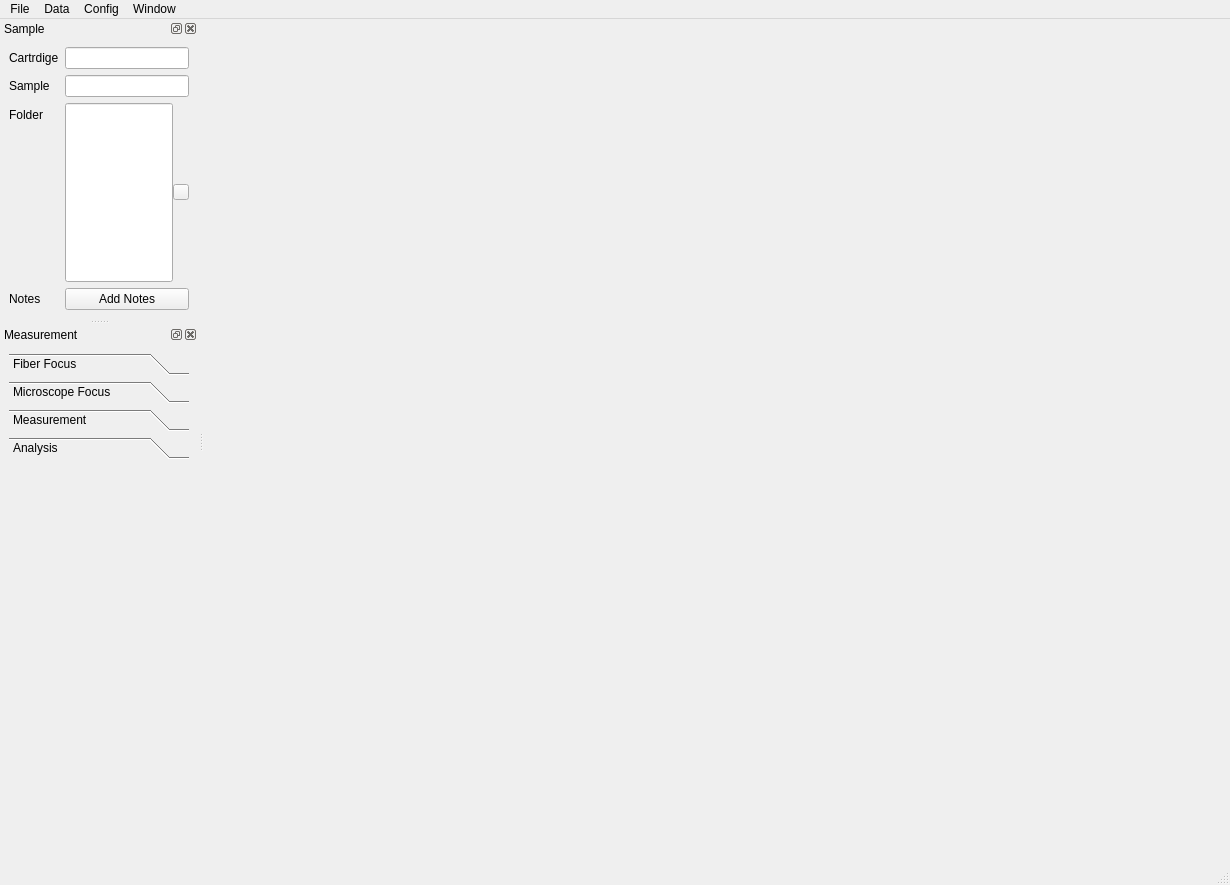
This is dispertech/view/GUI/DispertechWindow.ui in aquilesC/DisperPy as Qt 5 draws it before an edit. The edited form follows.
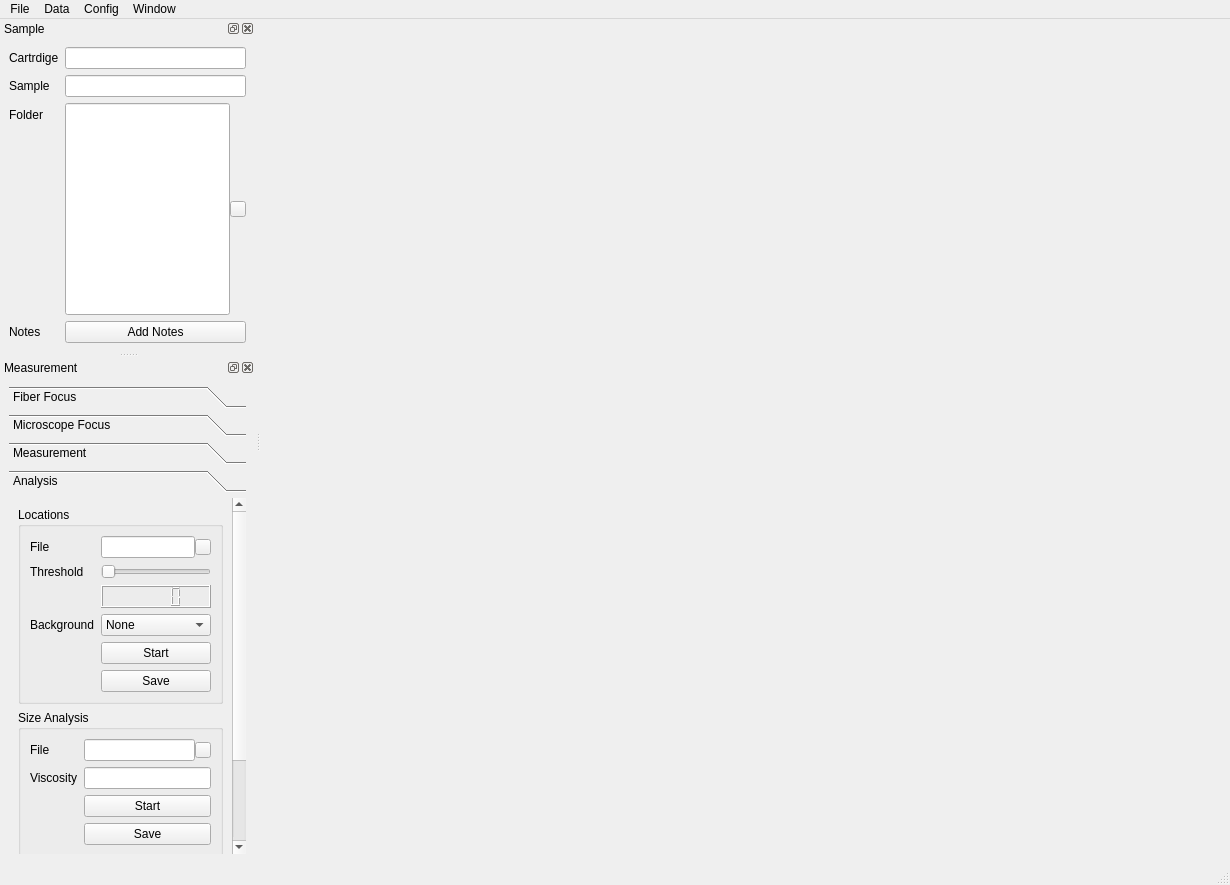
This is the edited form. The open tabs and pages were chosen to show the change. Icons and pictures are not drawn.

Commit message: Work on new single window for experiment

```diff
--- a/dispertech/view/GUI/DispertechWindow.ui
+++ b/dispertech/view/GUI/DispertechWindow.ui
@@ -299,25 +299,288 @@
         </layout>
        </widget>
        <widget class="QWidget" name="page_4">
+        <property name="geometry">
+         <rect>
+          <x>0</x>
+          <y>0</y>
+          <width>212</width>
+          <height>457</height>
+         </rect>
+        </property>
         <attribute name="label">
          <string>Analysis</string>
         </attribute>
+        <layout class="QVBoxLayout" name="verticalLayout_2">
+         <item>
+          <widget class="QGroupBox" name="groupBox">
+           <property name="title">
+            <string>Locations</string>
+           </property>
+           <layout class="QFormLayout" name="formLayout_7">
+            <item row="0" column="1">
+             <widget class="QWidget" name="widget_2" native="true">
+              <layout class="QHBoxLayout" name="horizontalLayout_2">
+               <property name="spacing">
+                <number>0</number>
+               </property>
+               <property name="leftMargin">
+                <number>0</number>
+               </property>
+               <property name="topMargin">
+                <number>0</number>
+               </property>
+               <property name="rightMargin">
+                <number>0</number>
+               </property>
+               <property name="bottomMargin">
+                <number>0</number>
+               </property>
+               <item>
+                <widget class="QLineEdit" name="lineEdit_6">
+                 <property name="sizePolicy">
+                  <sizepolicy hsizetype="Expanding" vsizetype="Expanding">
+                   <horstretch>0</horstretch>
+                   <verstretch>0</verstretch>
+                  </sizepolicy>
+                 </property>
+                </widget>
+               </item>
+               <item>
+                <widget class="QPushButton" name="pushButton_10">
+                 <property name="maximumSize">
+                  <size>
+                   <width>16</width>
+                   <height>16</height>
+                  </size>
+                 </property>
+                 <property name="styleSheet">
+                  <string notr="true">border-image: url(:/icons/Icons/folder-open.png) 0 0 0 0 strech strech;</string>
+                 </property>
+                 <property name="text">
+                  <string/>
+                 </property>
+                </widget>
+               </item>
+              </layout>
+             </widget>
+            </item>
+            <item row="1" column="0">
+             <widget class="QLabel" name="label_9">
+              <property name="text">
+               <string>Threshold</string>
+              </property>
+             </widget>
+            </item>
+            <item row="1" column="1">
+             <widget class="QSlider" name="horizontalSlider_2">
+              <property name="orientation">
+               <enum>Qt::Horizontal</enum>
+              </property>
+             </widget>
+            </item>
+            <item row="2" column="1">
+             <widget class="QLCDNumber" name="lcdNumber_2"/>
+            </item>
+            <item row="4" column="1">
+             <widget class="QComboBox" name="comboBox">
+              <item>
+               <property name="text">
+                <string>None</string>
+               </property>
+              </item>
+              <item>
+               <property name="text">
+                <string>One Frame</string>
+               </property>
+              </item>
+              <item>
+               <property name="text">
+                <string>Rolling</string>
+               </property>
+              </item>
+              <item>
+               <property name="text">
+                <string>Median</string>
+               </property>
+              </item>
+             </widget>
+            </item>
+            <item row="5" column="1">
+             <widget class="QPushButton" name="pushButton_11">
+              <property name="text">
+               <string>Start</string>
+              </property>
+             </widget>
+            </item>
+            <item row="6" column="1">
+             <widget class="QPushButton" name="pushButton_12">
+              <property name="text">
+               <string>Save</string>
+              </property>
+             </widget>
+            </item>
+            <item row="0" column="0">
+             <widget class="QLabel" name="label_8">
+              <property name="text">
+               <string>File</string>
+              </property>
+             </widget>
+            </item>
+            <item row="4" column="0">
+             <widget class="QLabel" name="label_11">
+              <property name="text">
+               <string>Background</string>
+              </property>
+             </widget>
+            </item>
+           </layout>
+          </widget>
+         </item>
+         <item>
+          <widget class="QGroupBox" name="groupBox_2">
+           <property name="title">
+            <string>Size Analysis</string>
+           </property>
+           <layout class="QFormLayout" name="formLayout_5">
+            <item row="1" column="0">
+             <widget class="QLabel" name="label_10">
+              <property name="text">
+               <string>Viscosity</string>
+              </property>
+             </widget>
+            </item>
+            <item row="1" column="1">
+             <widget class="QLineEdit" name="lineEdit_7">
+              <property name="sizePolicy">
+               <sizepolicy hsizetype="Expanding" vsizetype="Expanding">
+                <horstretch>0</horstretch>
+                <verstretch>0</verstretch>
+               </sizepolicy>
+              </property>
+             </widget>
+            </item>
+            <item row="0" column="0">
+             <widget class="QLabel" name="label_14">
+              <property name="text">
+               <string>File</string>
+              </property>
+             </widget>
+            </item>
+            <item row="0" column="1">
+             <widget class="QWidget" name="widget_4" native="true">
+              <layout class="QHBoxLayout" name="horizontalLayout_4">
+               <property name="spacing">
+                <number>0</number>
+               </property>
+               <property name="leftMargin">
+                <number>0</number>
+               </property>
+               <property name="topMargin">
+                <number>0</number>
+               </property>
+               <property name="rightMargin">
+                <number>0</number>
+               </property>
+               <property name="bottomMargin">
+                <number>0</number>
+               </property>
+               <item>
+                <widget class="QLineEdit" name="lineEdit_10">
+                 <property name="sizePolicy">
+                  <sizepolicy hsizetype="Expanding" vsizetype="Expanding">
+                   <horstretch>0</horstretch>
+                   <verstretch>0</verstretch>
+                  </sizepolicy>
+                 </property>
+                </widget>
+               </item>
+               <item>
+                <widget class="QPushButton" name="pushButton_14">
+                 <property name="maximumSize">
+                  <size>
+                   <width>16</width>
+                   <height>16</height>
+                  </size>
+                 </property>
+                 <property name="styleSheet">
+                  <string notr="true">border-image: url(:/icons/Icons/folder-open.png) 0 0 0 0 strech strech;</string>
+                 </property>
+                 <property name="text">
+                  <string/>
+                 </property>
+                </widget>
+               </item>
+              </layout>
+             </widget>
+            </item>
+            <item row="2" column="1">
+             <widget class="QPushButton" name="pushButton_15">
+              <property name="text">
+               <string>Start</string>
+              </property>
+             </widget>
+            </item>
+            <item row="3" column="1">
+             <widget class="QPushButton" name="pushButton_16">
+              <property name="text">
+               <string>Save</string>
+              </property>
+             </widget>
+            </item>
+           </layout>
+          </widget>
+         </item>
+         <item>
+          <widget class="QWidget" name="widget_5" native="true">
+           <layout class="QFormLayout" name="formLayout_6">
+            <item row="0" column="0">
+             <widget class="QLabel" name="label_12">
+              <property name="text">
+               <string>Cartrdige</string>
+              </property>
+             </widget>
+            </item>
+            <item row="0" column="1">
+             <widget class="QLineEdit" name="lineEdit_8">
+              <property name="enabled">
+               <bool>false</bool>
+              </property>
+              <property name="toolTip">
+               <string>Your sample identification</string>
+              </property>
+             </widget>
+            </item>
+            <item row="1" column="0">
+             <widget class="QLabel" name="label_13">
+              <property name="text">
+               <string>Sample</string>
+              </property>
+             </widget>
+            </item>
+            <item row="1" column="1">
+             <widget class="QLineEdit" name="lineEdit_9">
+              <property name="enabled">
+               <bool>false</bool>
+              </property>
+              <property name="toolTip">
+               <string>Your sample identification</string>
+              </property>
+             </widget>
+            </item>
+            <item row="2" column="1">
+             <widget class="QPushButton" name="pushButton_13">
+              <property name="text">
+               <string>View Notes</string>
+              </property>
+             </widget>
+            </item>
+           </layout>
+          </widget>
+         </item>
+        </layout>
        </widget>
       </widget>
      </item>
-     <item>
-      <spacer name="verticalSpacer">
-       <property name="orientation">
-        <enum>Qt::Vertical</enum>
-       </property>
-       <property name="sizeHint" stdset="0">
-        <size>
-         <width>20</width>
-         <height>40</height>
-        </size>
-       </property>
-      </spacer>
-     </item>
     </layout>
    </widget>
   </widget>
```
Left out of the diff: 48 changed lines with no effect on the pictures.
